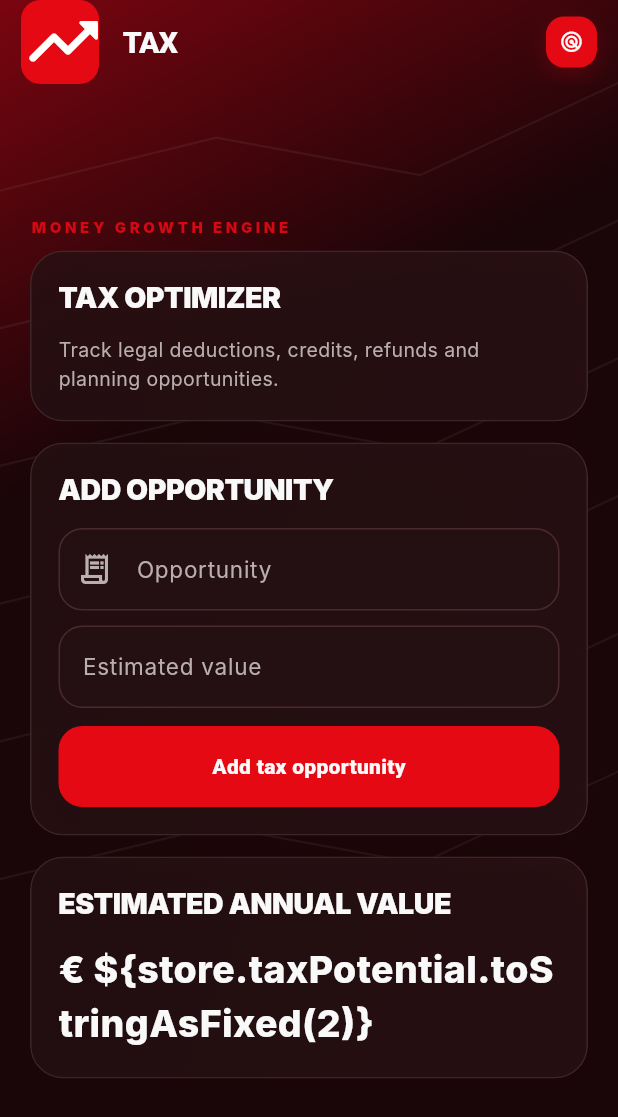
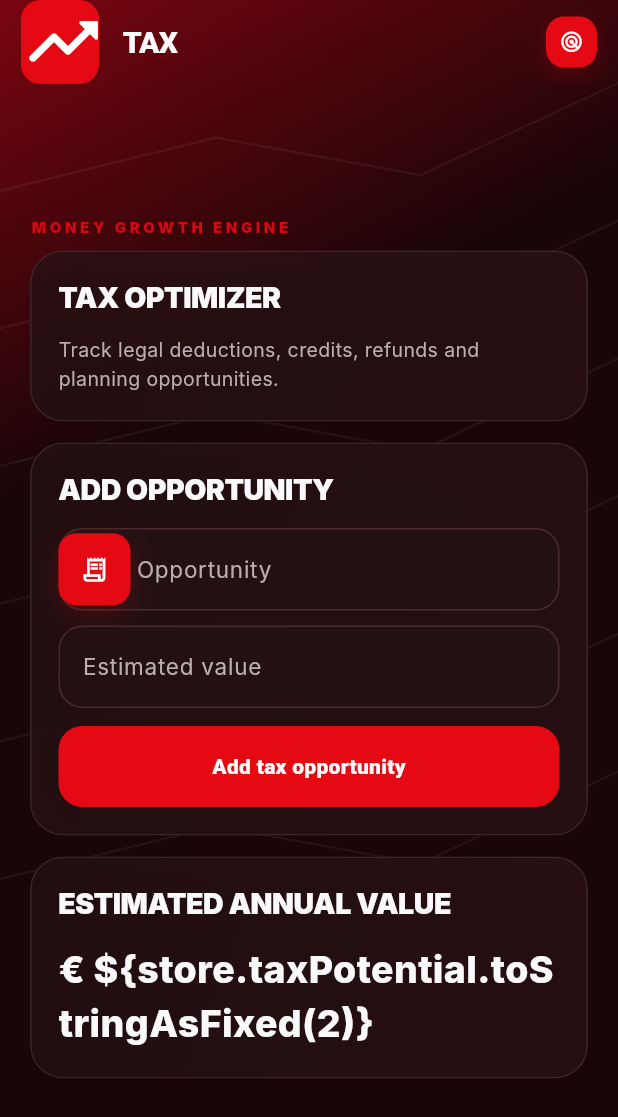
Before and after one commit to Mauricio-HNS/MONEY-GROWTH-ENGINE, a Flutter app: the TaxScreen screen opened by its route, on a phone screen of 412 x 824 dp. Shown: the top 1117 px of the screen. Run offline on Flutter 3.47's test engine with Material 3 defaults, Android fonts, the phone set to English and light mode, and no system bars; network calls fail; Roboto replaces fonts that are missing (Inter).

Commit message:
style: standardize red icon badges

```diff
--- a/flutter_app/lib/screens/tax.dart
+++ b/flutter_app/lib/screens/tax.dart
@@ -22,7 +22,7 @@ class _TaxScreenState extends State<TaxScreen> {
     SectionCard(title: 'Tax Optimizer', child: Text('Track legal deductions, credits, refunds and planning opportunities.', style: TextStyle(color: AppColors.textMuted))),
     const SizedBox(height: 14),
     SectionCard(title: 'Add opportunity', child: Column(children: [
-      TextField(controller: name, decoration: const InputDecoration(labelText: 'Opportunity', prefixIcon: Icon(Icons.receipt_long_outlined))),
+      TextField(controller: name, decoration: const InputDecoration(labelText: 'Opportunity', prefixIcon: AppIconBadge(icon: Icons.receipt_long_outlined))),
       const SizedBox(height: 10),
       TextField(controller: amount, keyboardType: const TextInputType.numberWithOptions(decimal: true), decoration: const InputDecoration(labelText: 'Estimated value', prefixText: '€ ')),
       const SizedBox(height: 12),
```
